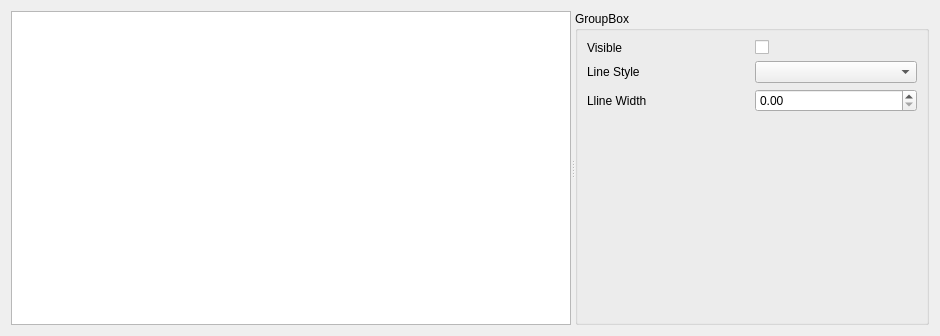
Qt form itom1DQwtPlot/widgetCurveProperties.ui (itom-project/designerPlugins) before a commit.
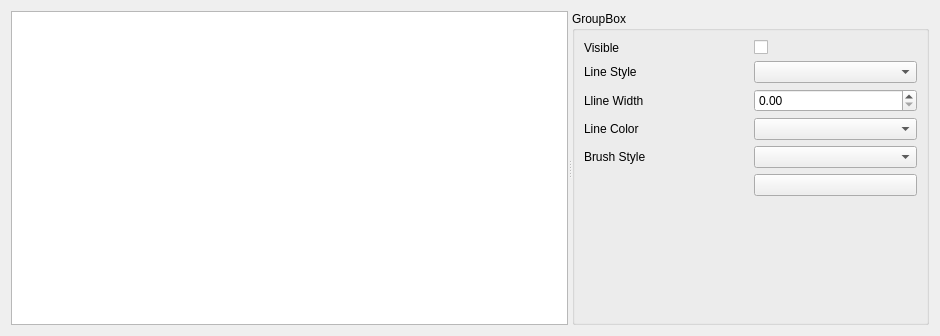
The same form after that commit. Custom widgets are drawn as their Qt base class.

Commit message: new features available

```diff
--- a/itom1DQwtPlot/widgetCurveProperties.ui
+++ b/itom1DQwtPlot/widgetCurveProperties.ui
@@ -29,6 +29,13 @@
        <string>GroupBox</string>
       </property>
       <layout class="QGridLayout" name="gridLayout">
+       <item row="3" column="2">
+        <widget class="QLabel" name="label_5">
+         <property name="text">
+          <string>Line Color</string>
+         </property>
+        </widget>
+       </item>
        <item row="1" column="3">
         <widget class="QComboBox" name="comboBoxLineStyle"/>
        </item>
@@ -56,7 +63,7 @@
          </property>
         </widget>
        </item>
-       <item row="3" column="2">
+       <item row="6" column="2">
         <spacer name="verticalSpacer">
          <property name="orientation">
           <enum>Qt::Vertical</enum>
@@ -76,12 +83,35 @@
          </property>
         </widget>
        </item>
+       <item row="4" column="2">
+        <widget class="QLabel" name="label_4">
+         <property name="text">
+          <string>Brush Style</string>
+         </property>
+        </widget>
+       </item>
+       <item row="4" column="3">
+        <widget class="QComboBox" name="comboBoxBrushStyle"/>
+       </item>
+       <item row="3" column="3">
+        <widget class="QComboBox" name="comboBoxLineColor"/>
+       </item>
+       <item row="5" column="3">
+        <widget class="ColorPickerButton" name="ColorPickerButton"/>
+       </item>
       </layout>
      </widget>
     </widget>
    </item>
   </layout>
  </widget>
+ <customwidgets>
+  <customwidget>
+   <class>ColorPickerButton</class>
+   <extends>QPushButton</extends>
+   <header>colorPickerButton.h</header>
+  </customwidget>
+ </customwidgets>
  <resources/>
  <connections/>
 </ui>
```
The commit also changes 2 other files.
